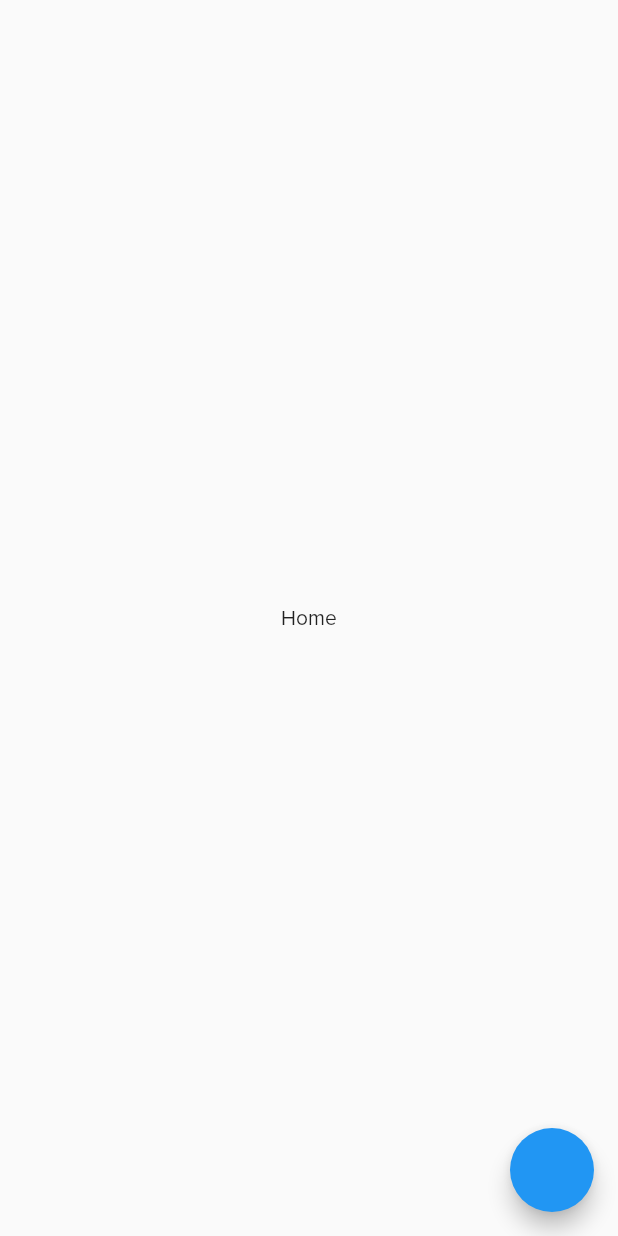
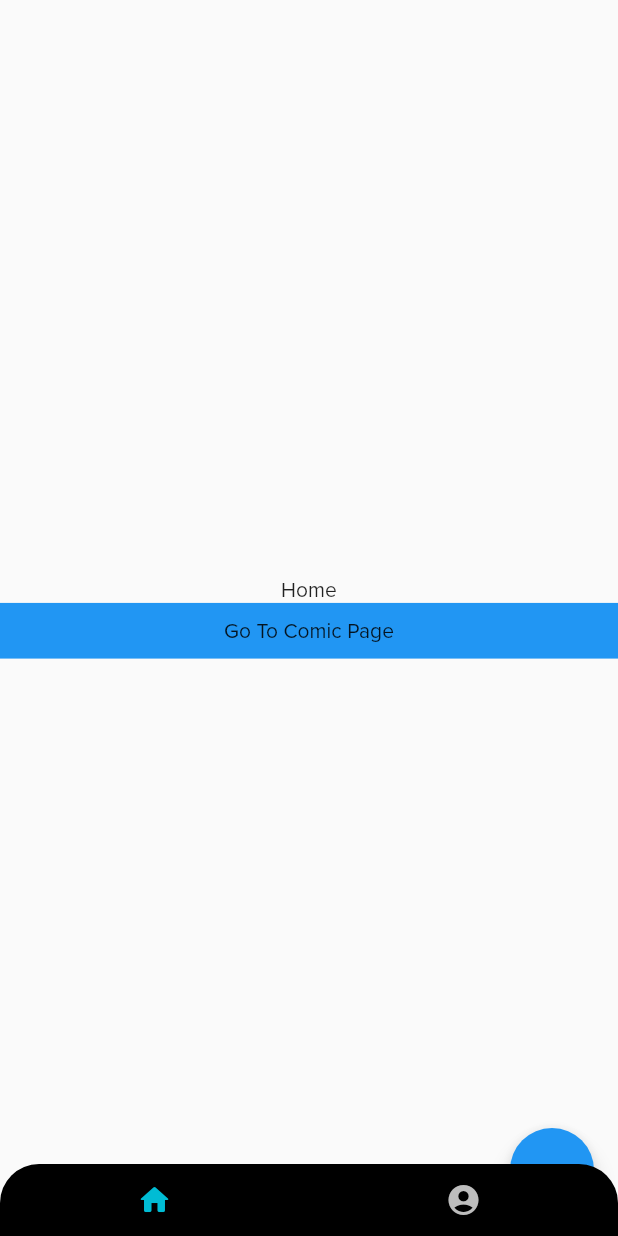
Before and after one commit to veeery/bloc_architecture, a Flutter app: the screen it shows after launch, on a phone screen of 412 x 824 dp. Run offline on Flutter 3.47's test engine with Material 2 defaults, Android fonts, the phone set to English and light mode, and no system bars; our stand-ins replace bloc, cached_network_image, dio, equatable, flutter_bloc, flutter_screenutil.

Commit message:
Add Comic(local)

```diff
--- /dev/null
+++ b/lib/bloc/comic/comic_event.dart
@@ -0,0 +1,5 @@
+part of 'comic_bloc.dart';
+
+abstract class ComicEvent extends Equatable {
+  const ComicEvent();
+}
--- /dev/null
+++ b/lib/bloc/dashboard/dashboard_bloc.dart
@@ -0,0 +1,16 @@
+import 'package:bloc/bloc.dart';
+import 'package:equatable/equatable.dart';
+
+part 'dashboard_event.dart';
+part 'dashboard_state.dart';
+
+class DashboardBloc extends Bloc<DashboardEvent, DashboardState> {
+  DashboardBloc({required this.indexBottomPage}) : super(DashboardInitial());
+
+  int indexBottomPage;
+
+  void switchPages({required int index}) {
+    indexBottomPage = index;
+  }
+
+}
--- /dev/null
+++ b/lib/bloc/dashboard/dashboard_event.dart
@@ -0,0 +1,5 @@
+part of 'dashboard_bloc.dart';
+
+abstract class DashboardEvent extends Equatable {
+  const DashboardEvent();
+}
--- /dev/null
+++ b/lib/bloc/dashboard/dashboard_state.dart
@@ -0,0 +1,22 @@
+part of 'dashboard_bloc.dart';
+
+abstract class DashboardState extends Equatable {
+  const DashboardState();
+}
+
+class DashboardInitial extends DashboardState {
+  @override
+  List<Object> get props => [];
+}
+
+class SwitchPage extends DashboardState {
+
+  int indexNavigationBar = 0;
+
+  SwitchPage({required this.indexNavigationBar});
+
+  @override
+  List<Object> get props => [indexNavigationBar];
+
+
+}
--- a/lib/main.dart
+++ b/lib/main.dart
@@ -35,7 +35,7 @@ class MyApp extends StatelessWidget {
               debugShowCheckedModeBanner: false,
               title: "BloC Architecture",
               theme: ThemeData(fontFamily: "ProximaNova"),
-              initialRoute: AppPages.home,
+              initialRoute: AppPages.dashboard,
               routes: AppRoutes.routes,
             );
           }),
--- /dev/null
+++ b/lib/model/comic.dart
@@ -0,0 +1,35 @@
+class Comic {
+
+  String? url;
+  String? slug;
+  String? imageUrl;
+  String? title;
+  String? lastChapter;
+
+  Comic({
+    this.url,
+    this.slug,
+    this.imageUrl,
+    this.title,
+    this.lastChapter
+  });
+
+
+  factory Comic.fromJson(Map<String, dynamic> json) {
+    return Comic(
+        url: json['url'] ?? "",
+        title: json['title'] ?? "",
+        imageUrl: json['image'] ?? "",
+        slug: json['slug'] ?? "",
+        lastChapter: json['last_chapter'] ?? ""
+    );
+  }
+
+  @override
+  String toString() {
+    return 'Comic{url: $url, slug: $slug, image: $imageUrl, title: $title, last_chapter: $lastChapter}';
+  }
+
+  List<Object> get props => [url!, slug!, imageUrl!, title!, lastChapter!];
+
+}
--- a/lib/pages/app_routes.dart
+++ b/lib/pages/app_routes.dart
@@ -1,17 +1,28 @@
 
+import 'package:bloc_architecture/pages/comic/comic_view.dart';
+import 'package:bloc_architecture/pages/dashboard/dashboard_bar.dart';
 import 'package:bloc_architecture/pages/home/home_view.dart';
 import 'package:bloc_architecture/pages/profile/profile_view.dart';
 
 class AppPages {
+
+  static const String dashboard = "/dashboard";
+
   static const String home = "/home";
   static const String profile = "/profile";
+
+  static const String comic = "/comic";
 }
 
 class AppRoutes {
   static final routes = {
 
+    AppPages.dashboard : (context) => DashBoardBar(),
+
     AppPages.home : (context) => HomeView(),
     AppPages.profile : (context) => ProfileView(),
 
+    AppPages.comic : (context) => ComicView(),
+
   };
 }
--- /dev/null
+++ b/lib/pages/dashboard/dashboard_bar.dart
@@ -0,0 +1,59 @@
+import 'package:bloc_architecture/bloc/dashboard/dashboard_bloc.dart';
+import 'package:bloc_architecture/pages/home/home_view.dart';
+import 'package:bloc_architecture/pages/profile/profile_view.dart';
+import 'package:bloc_architecture/widgets/app_bottom_bar.dart';
+import 'package:flutter/material.dart';
+import 'package:flutter_bloc/flutter_bloc.dart';
+import 'package:flutter_screenutil/flutter_screenutil.dart';
+
+class DashBoardBar extends StatelessWidget {
+
+  int index = 0;
+
+  @override
+  Widget build(BuildContext context) {
+    return BlocProvider<DashboardBloc>(
+      create: (context) => DashboardBloc(indexBottomPage: index)..indexBottomPage,
+      child: Scaffold(
+        extendBody: true,
+        body: BlocListener<DashboardBloc, DashboardState>(
+          listener: (context, state) {
+            return null;
+          },
+
+          child: Stack(
+            alignment: Alignment.center,
+            children: [
+              Container(
+                height: 1.sh,
+                width: 1.sw,
+                child: AppDisplayPage(index: index),
+              ),
+              Positioned(
+                  bottom: 0,
+                  width: 1.sw,
+                  child: AppBottomBar(
+                    index: index,
+                    onTap: (int i) {
+                      // .setSelectedIndexPage(index: i);
+                    },
+                  )
+              )
+            ],
+          ),
+        ),
+      ),
+    );
+  }
+}
+
+Widget AppDisplayPage({int index = 0}) {
+  switch (index) {
+    case 0:
+      return HomeView();
+    case 1:
+      return ProfileView();
+    default:
+      return HomeView();
+  }
+}
--- a/lib/pages/home/home_view.dart
+++ b/lib/pages/home/home_view.dart
@@ -1,5 +1,6 @@
 import 'package:bloc_architecture/pages/app_routes.dart';
 import 'package:flutter/material.dart';
+import 'package:flutter_screenutil/flutter_screenutil.dart';
 
 class HomeView extends StatelessWidget {
   const HomeView({super.key});
@@ -13,7 +14,23 @@ class HomeView extends StatelessWidget {
         }
       ),
       body: Center(
-        child: Text("Home"),
+        child: Column(
+          mainAxisAlignment: MainAxisAlignment.center,
+          children: [
+            Text("Home"),
+            GestureDetector(
+              onTap: () {
+                Navigator.pushNamed(context, AppPages.comic);
+              },
+              child: Container(
+                width: 1.sw,
+                height: 100.h,
+                color: Colors.blue,
+                child: const Center(child: Text("Go To Comic Page")),
+              ),
+            )
+          ],
+        ),
       ),
     );
   }
--- a/lib/service/network/api_repository.dart
+++ b/lib/service/network/api_repository.dart
@@ -1,9 +1,32 @@
+import 'package:bloc_architecture/model/comic.dart';
 import 'package:bloc_architecture/model/user.dart';
 import 'package:bloc_architecture/service/network/app_dio.dart';
 import 'package:dio/dio.dart';
 
 class Api {
   static final String baseUrl = AppDio.baseUrl;
+
+  Future<List<Comic>?> getAllComic() async {
+
+    List<Comic> listComic = [];
+
+    bool apiStatus = await AppDio.executeApiWithTryCatch(() async {
+      Response response = await AppDio.dio().get(
+        "scrapper"
+      );
+
+      List<dynamic> result = response.data;
+      listComic = result.map((e) => Comic.fromJson(e)).toList();
+    });
+
+    if (apiStatus) {
+      return listComic;
+    } else {
+      listComic = [];
+      return listComic;
+    }
+
+  }
 
   Future<List<User>?> getAllUser() async {
     List<User> listUser = [];
@@ -25,42 +48,4 @@ class Api {
     }
   }
 
-// Future getAllUser() async {
-//   List<User> allUser = [];
-//   var result;
-//
-//   bool apiStatus = await AppDio.executeApiWithTryCatch(() async {
-//     Response response = await AppDio.dio().get(
-//         "users?page=2"
-//     );
-//
-//     result = response.data['data'];
-//   });
-//
-//   if (apiStatus) {
-//     for(var json in result) {
-//       allUser.add(User.fromJson(json));
-//     }
-//     return allUser;
-//   }
-//   return [];
-// }
-//
-// Future getUser() async {
-//   User user;
-//   var json;
-//
-//   bool apiStatus = await AppDio.executeApiWithTryCatch(() async {
-//     Response response = await AppDio.dio().get(
-//         "users/2"
-//     );
-//
-//     json = response.data['data'];
-//   });
-//
-//   if (apiStatus) {
-//     user = User.fromJson(json);
-//     return user;
-//   }
-// }
 }
--- a/lib/service/network/app_dio.dart
+++ b/lib/service/network/app_dio.dart
@@ -5,6 +5,8 @@ import 'package:dio/dio.dart';
 class AppDio {
 
   static String baseUrl = "https://reqres.in/";
+  // static String baseUrl = "http://192.168.88.214:3000/";
+
 
   final appDio = dio();
 
@@ -40,6 +42,7 @@ class AppDio {
   static Dio dio() {
     final options = BaseOptions(
         baseUrl: "$baseUrl/api/",
+        // baseUrl: "$baseUrl/",
         contentType: "application/json",
         connectTimeout: 30000,
         sendTimeout: 30000,
--- /dev/null
+++ b/lib/widgets/app_bottom_bar.dart
@@ -0,0 +1,67 @@
+import 'package:flutter/material.dart';
+import 'package:flutter_screenutil/flutter_screenutil.dart';
+
+class AppBottomBar extends StatelessWidget {
+  final int index;
+  final Function(int) onTap;
+
+  AppBottomBar({required this.onTap, this.index = 0});
+
+  @override
+  Widget build(BuildContext context) {
+    return Material(
+      color: Colors.black,
+      shape: RoundedRectangleBorder(
+        borderRadius: BorderRadius.only(
+          topLeft: Radius.circular(70.h),
+          topRight: Radius.circular(70.h),
+        ),
+      ),
+      child: Row(
+        mainAxisAlignment: MainAxisAlignment.spaceAround,
+        children: [
+          IconButton(
+              splashColor: Colors.cyan[400],
+              splashRadius: 100.r,
+              onPressed: () => onTap(0),
+              icon: Icon(
+                Icons.home_rounded,
+                color: index == 0 ? Colors.cyan : Colors.grey[400],
+              )),
+          IconButton(
+              splashColor: Colors.cyan[400],
+              splashRadius: 100.r,
+              onPressed: () => onTap(1),
+              icon: Icon(
+                Icons.account_circle_sharp,
+                color: index == 1 ? Colors.red : Colors.grey[400],
+              )),
+          // IconButton(
+          //     splashColor: Colors.cyan[400],
+          //     splashRadius: 500,
+          //     onPressed: () => onTap(1),
+          //     icon: Icon(
+          //       Icons.local_fire_department_sharp,
+          //       color: index == 1 ? Colors.red : Colors.grey[400],
+          //     )),
+          // IconButton(
+          //     splashColor: Colors.cyan[400],
+          //     splashRadius: 500,
+          //     onPressed: () => onTap(2),
+          //     icon: Icon(
+          //       Icons.bookmark_outline_rounded,
+          //       color: index == 2 ? Colors.cyan : Colors.grey[400],
+          //     )),
+          // IconButton(
+          //     splashColor: Colors.cyan[400],
+          //     splashRadius: 500,
+          //     onPressed: () => onTap(3),
+          //     icon: Icon(
+          //       Icons.settings_rounded,
+          //       color: index == 3 ? Colors.cyan : Colors.grey[400],
+          //     )),
+        ],
+      ),
+    );
+  }
+}
```
Also changed, not shown: lib/bloc/comic/comic_bloc.dart (added, +27 -0 lines), lib/bloc/comic/comic_state.dart (added, +35 -0 lines), lib/pages/comic/comic_view.dart (added, +61 -0 lines), lib/pages/profile/profile_view.dart (+24 -13 lines), lib/widgets/app_profile_card.dart (+5 -4 lines), lib/widgets/app_snackbar.dart (added, +9 -0 lines).
